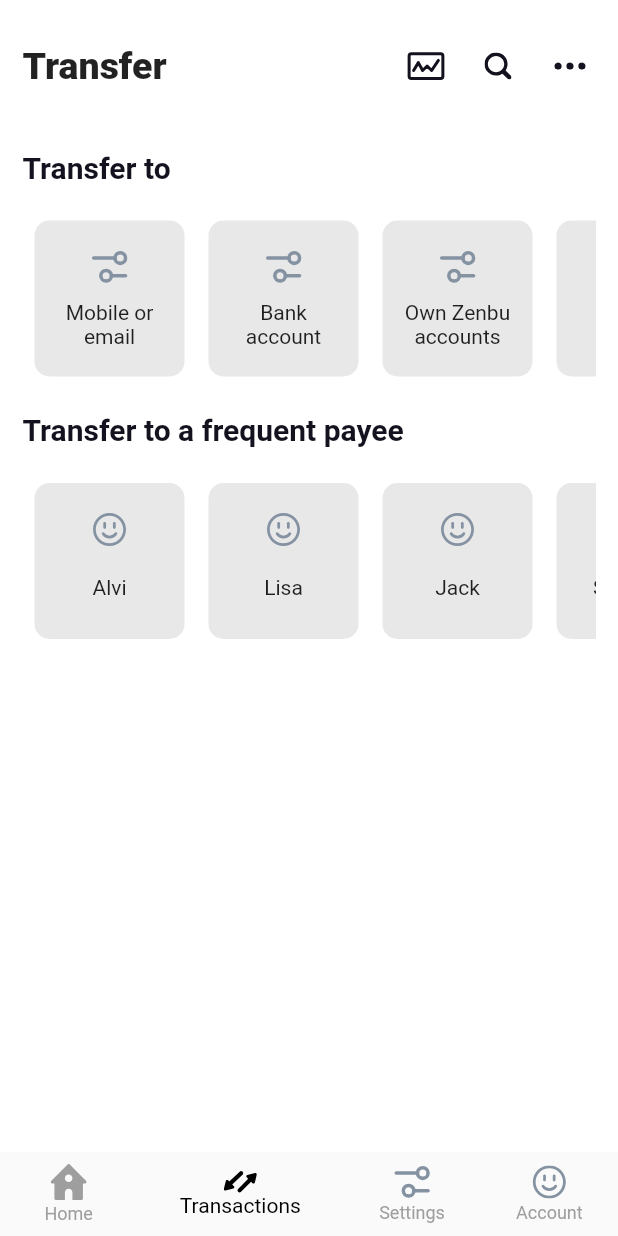
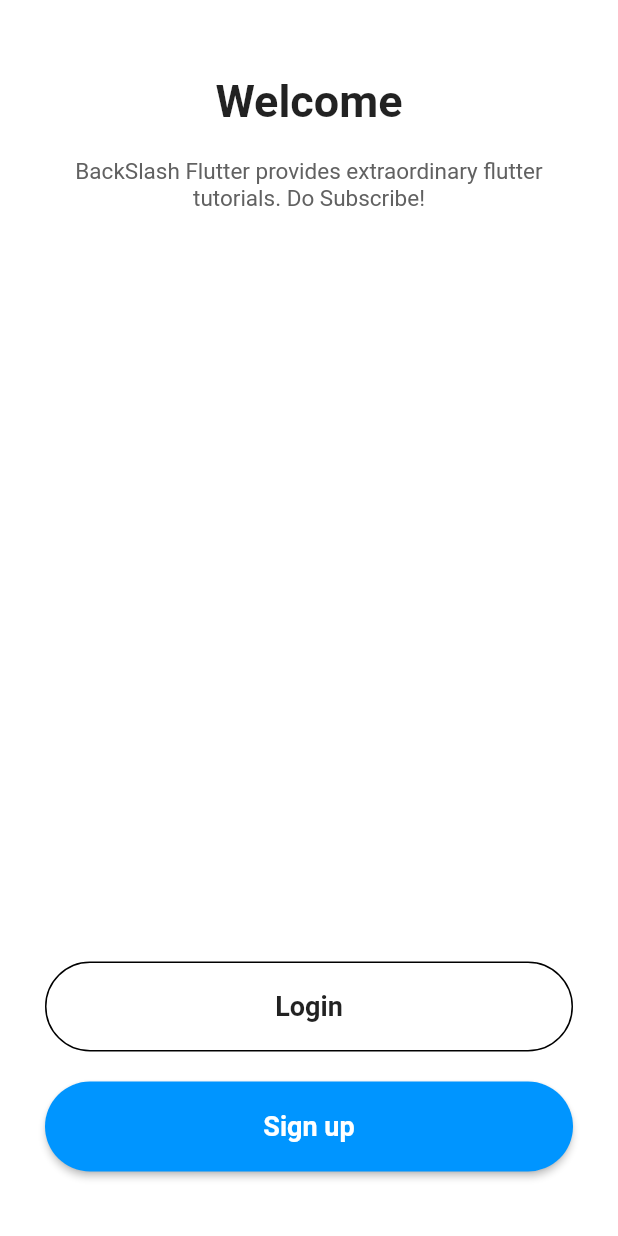
Before and after one commit to lvyin1122/zenbu, a Flutter app: the screen it shows after launch, on a phone screen of 412 x 824 dp. Run offline on Flutter 3.47's test engine with Material 2 defaults, Android fonts, the phone set to English and light mode, and no system bars; our stand-ins replace flutter_svg; missing offline and left inert: dart:html.

Commit message:
add: welcome page, login page and signup page

```diff
--- a/lib/main.dart
+++ b/lib/main.dart
@@ -3,12 +3,15 @@ import 'dart:html';
 import 'package:zenbu/home_widget.dart';
 import 'package:flutter/gestures.dart';
 import 'package:flutter/material.dart';
+import 'package:zenbu/welcome_page.dart';
 
 // Enable dragging in Web mode
 class AppScrollBehavior extends MaterialScrollBehavior {
   @override
-  Set<PointerDeviceKind> get dragDevices =>
-      {PointerDeviceKind.touch, PointerDeviceKind.mouse};
+  Set<PointerDeviceKind> get dragDevices => {
+        PointerDeviceKind.touch,
+        PointerDeviceKind.mouse,
+      };
 }
 
 void main() => runApp(MyApp());
@@ -27,7 +30,8 @@ class _MyAppState extends State<MyApp> {
         scaffoldBackgroundColor: Colors.white,
       ),
       debugShowCheckedModeBanner: false,
-      home: HomeWidget(),
+      // home: HomeWidget(),
+      home: WelcomePage(),
       scrollBehavior: AppScrollBehavior(),
     );
   }
--- /dev/null
+++ b/lib/welcome_page.dart
@@ -0,0 +1,100 @@
+import 'package:flutter/material.dart';
+import 'package:zenbu/home_widget.dart';
+import 'package:zenbu/pages/login.dart';
+import 'package:zenbu/pages/signup.dart';
+
+class WelcomePage extends StatelessWidget {
+  const WelcomePage({Key? key}) : super(key: key);
+
+  @override
+  Widget build(BuildContext context) {
+    return Scaffold(
+      body: SafeArea(
+        child: Container(
+            width: double.infinity,
+            height: MediaQuery.of(context).size.height,
+            padding: EdgeInsets.symmetric(horizontal: 30, vertical: 50),
+            child: Column(
+              mainAxisAlignment: MainAxisAlignment.spaceBetween,
+              crossAxisAlignment: CrossAxisAlignment.center,
+              children: <Widget>[
+                Column(
+                  children: <Widget>[
+                    Text(
+                      "Welcome",
+                      style: TextStyle(
+                        fontWeight: FontWeight.bold,
+                        fontSize: 30,
+                      ),
+                    ),
+                    SizedBox(
+                      height: 20,
+                    ),
+                    Text(
+                      "BackSlash Flutter provides extraordinary flutter tutorials. Do Subscribe! ",
+                      textAlign: TextAlign.center,
+                      style: TextStyle(
+                        color: Colors.grey[700],
+                        fontSize: 15,
+                      ),
+                    ),
+                    // Container(
+                    //   height: MediaQuery.of(context).size.height / 3,
+                    //   decoration: BoxDecoration(
+                    //       image: DecorationImage(
+                    //           image: AssetImage("assets/welcome.png"))),
+                    // ),
+                    SizedBox(
+                      height: 500,
+                    ),
+                    Column(
+                      children: [
+                        MaterialButton(
+                          minWidth: double.infinity,
+                          height: 60,
+                          onPressed: () {
+                            Navigator.push(
+                                context,
+                                MaterialPageRoute(
+                                    builder: (context) => LoginPage()));
+                          },
+                          shape: RoundedRectangleBorder(
+                              side: BorderSide(color: Colors.black),
+                              borderRadius: BorderRadius.circular(50)),
+                          child: Text(
+                            "Login",
+                            style: TextStyle(
+                                fontWeight: FontWeight.w600, fontSize: 18),
+                          ),
+                        ),
+                        SizedBox(height: 20),
+                        MaterialButton(
+                          minWidth: double.infinity,
+                          height: 60,
+                          onPressed: () {
+                            Navigator.push(
+                                context,
+                                MaterialPageRoute(
+                                    builder: (context) => SignupPage()));
+                          },
+                          color: Color(0xff0095FF),
+                          shape: RoundedRectangleBorder(
+                              borderRadius: BorderRadius.circular(50)),
+                          child: Text(
+                            "Sign up",
+                            style: TextStyle(
+                                color: Colors.white,
+                                fontWeight: FontWeight.w600,
+                                fontSize: 18),
+                          ),
+                        ),
+                      ],
+                    ),
+                  ],
+                ),
+              ],
+            )),
+      ),
+    );
+  }
+}
```
Also changed, not shown: lib/pages/login.dart (added, +168 -0 lines), lib/pages/signup.dart (added, +133 -0 lines), 1 other file.
